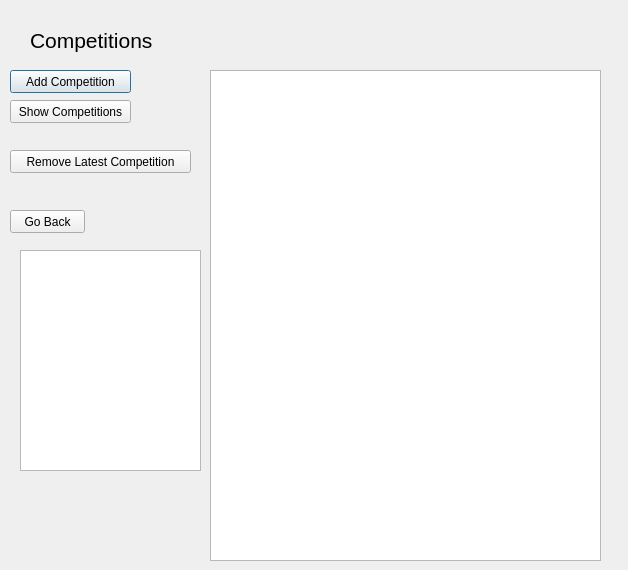
Before: the Qt Designer form competitionwindow.ui in hannajohanssson/TraniningsDagbok, drawn with Qt 5.
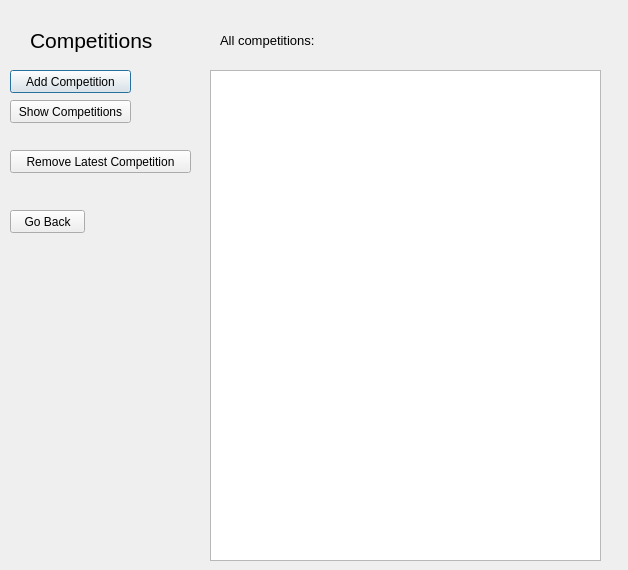
After: the same form once the commit is applied.

What changed in the file:
```diff
--- a/competitionwindow.ui
+++ b/competitionwindow.ui
@@ -221,14 +221,35 @@
     <string>Remove Latest Competition</string>
    </property>
   </widget>
-  <widget class="QListWidget" name="listWidgetSorted">
+  <widget class="QLabel" name="labelBestComp">
    <property name="geometry">
     <rect>
      <x>20</x>
-     <y>250</y>
-     <width>181</width>
+     <y>260</y>
+     <width>171</width>
      <height>221</height>
     </rect>
+   </property>
+   <property name="text">
+    <string/>
+   </property>
+  </widget>
+  <widget class="QLabel" name="RubrikAllComp">
+   <property name="geometry">
+    <rect>
+     <x>220</x>
+     <y>25</y>
+     <width>181</width>
+     <height>31</height>
+    </rect>
+   </property>
+   <property name="font">
+    <font>
+     <pointsize>10</pointsize>
+    </font>
+   </property>
+   <property name="text">
+    <string>All competitions:</string>
    </property>
   </widget>
  </widget>
```
